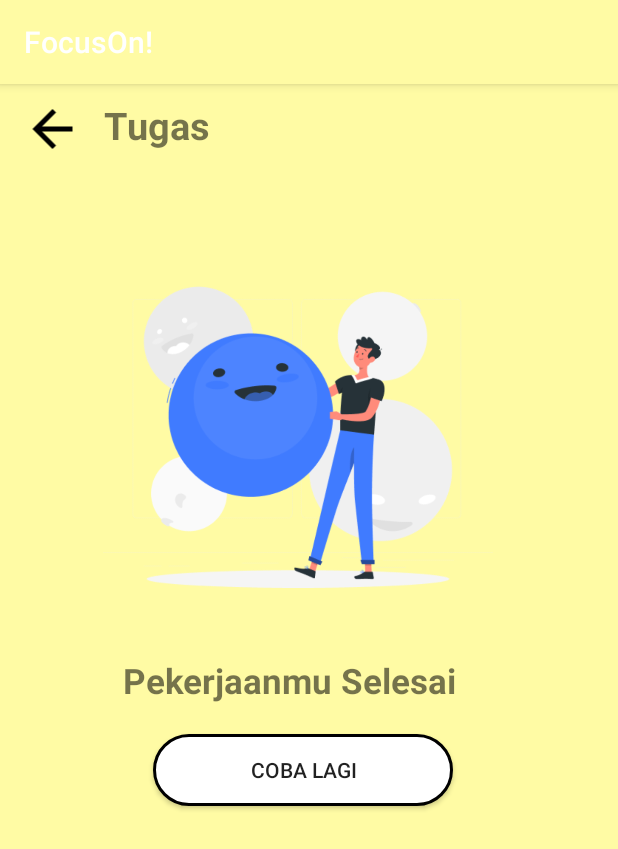
After one commit to Alifan12/FocusOn, an Android app: the SuksesActivity screen opened directly, with no data from a screen before it, on a phone screen of 412 x 824 dp. The commit adds this screen. Shown: the top 849 px of the screen. Run offline under Robolectric (Android 15) with nearby library versions, the phone set to English and light mode, and no system bars.

Commit message:
add SuksesActivity

```diff
--- a/app/src/main/AndroidManifest.xml
+++ b/app/src/main/AndroidManifest.xml
@@ -13,6 +13,9 @@
         android:supportsRtl="true"
         android:theme="@style/Theme.FocusOn"
         tools:targetApi="31">
+        <activity
+            android:name=".SuksesActivity"
+            android:exported="false" />
         <activity
             android:name=".RewardActivity"
             android:exported="false" />
--- /dev/null
+++ b/app/src/main/java/com/example/focuson/SuksesActivity.java
@@ -0,0 +1,14 @@
+package com.example.focuson;
+
+import androidx.appcompat.app.AppCompatActivity;
+
+import android.os.Bundle;
+
+public class SuksesActivity extends AppCompatActivity {
+
+    @Override
+    protected void onCreate(Bundle savedInstanceState) {
+        super.onCreate(savedInstanceState);
+        setContentView(R.layout.activity_sukses);
+    }
+}
--- a/app/src/main/res/layout/activity_home.xml
+++ b/app/src/main/res/layout/activity_home.xml
@@ -32,7 +32,7 @@
             android:layout_marginLeft="10dp"
             android:layout_marginRight="10dp"
             android:text="Hello\nNorma Sari"
-            android:textSize="35sp"
+            android:textSize="30sp"
             android:fontFamily="@font/inter_bold"
             android:textColor="@color/black"/>
     </LinearLayout>
--- /dev/null
+++ b/app/src/main/res/layout/activity_sukses.xml
@@ -0,0 +1,74 @@
+<?xml version="1.0" encoding="utf-8"?>
+<RelativeLayout xmlns:android="http://schemas.android.com/apk/res/android"
+    xmlns:app="http://schemas.android.com/apk/res-auto"
+    xmlns:tools="http://schemas.android.com/tools"
+    android:layout_width="match_parent"
+    android:layout_height="match_parent"
+    android:background="@color/primary">
+
+    <ImageView
+        android:id="@+id/imageView4"
+        android:layout_width="50dp"
+        android:layout_height="40dp"
+        app:srcCompat="@drawable/ic_back"
+        tools:layout_editor_absoluteX="16dp"
+        tools:layout_editor_absoluteY="16dp"
+        android:layout_marginTop="10dp"
+        android:layout_marginLeft="10dp"/>
+
+    <TextView
+        android:id="@+id/textView2"
+        android:layout_width="wrap_content"
+        android:layout_height="wrap_content"
+        android:layout_marginLeft="9dp"
+        android:layout_marginTop="10dp"
+        android:layout_toRightOf="@id/imageView4"
+        android:text="Tugas"
+        android:textSize="25dp"
+        android:textStyle="bold"
+        tools:layout_editor_absoluteX="80dp"
+        tools:layout_editor_absoluteY="20dp" />
+
+    <ImageView
+        android:id="@+id/imageView2"
+        android:layout_width="260dp"
+        android:layout_height="272dp"
+        android:layout_below="@id/imageView4"
+        android:layout_alignParentEnd="true"
+        android:layout_centerHorizontal="true"
+        android:layout_marginTop="42dp"
+        android:layout_marginEnd="83dp"
+        app:srcCompat="@drawable/gambar4"
+        tools:layout_editor_absoluteX="100dp"
+        tools:layout_editor_absoluteY="128dp" />
+
+    <TextView
+        android:id="@+id/textView3"
+        android:layout_width="wrap_content"
+        android:layout_height="wrap_content"
+        android:layout_below="@id/imageView2"
+        android:layout_alignParentEnd="true"
+        android:layout_centerHorizontal="true"
+        android:layout_marginTop="18dp"
+        android:layout_marginEnd="107dp"
+        android:text="Pekerjaanmu Selesai"
+        android:textSize="23dp"
+        android:textStyle="bold"
+        tools:layout_editor_absoluteX="80dp"
+        tools:layout_editor_absoluteY="20dp" />
+
+    <Button
+        android:id="@+id/button2"
+        android:layout_width="200dp"
+        android:layout_height="wrap_content"
+        android:layout_below="@id/textView3"
+        android:layout_alignParentEnd="true"
+        android:layout_centerHorizontal="true"
+        android:layout_marginTop="20dp"
+        android:layout_marginEnd="110dp"
+        android:background="@drawable/button_shape"
+        android:text="Coba Lagi"
+        tools:layout_editor_absoluteX="167dp"
+        tools:layout_editor_absoluteY="368dp" />
+
+</RelativeLayout>
```
Also changed, not shown: app/src/main/res/drawable/gambar4.png (added).
